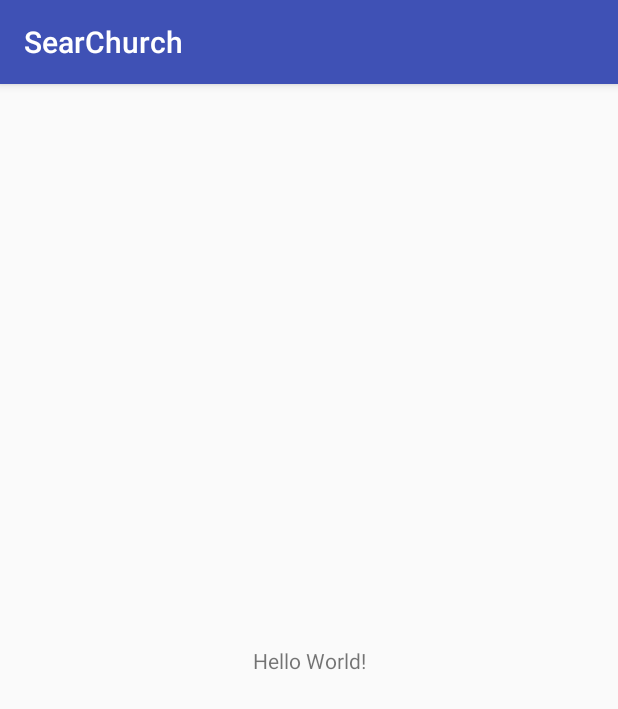
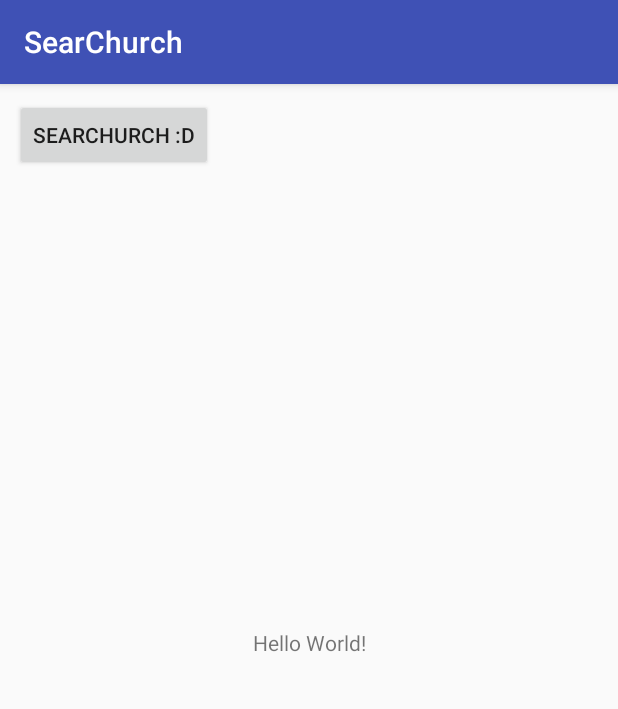
Before and after one commit to Esteban201620/SearChurch, an Android app: the screen it shows after launch (MainActivity), on a phone screen of 412 x 824 dp. Shown: the top 709 px of the screen. Run offline under Robolectric (Android 15) with nearby library versions, the phone set to English and light mode, and no system bars.

Commit message:
Commit 5

```diff
--- a/app/src/main/java/com/udistrital/marlonestebanosoriorico/searchurch/MainActivity.java
+++ b/app/src/main/java/com/udistrital/marlonestebanosoriorico/searchurch/MainActivity.java
@@ -1,13 +1,27 @@
 package com.udistrital.marlonestebanosoriorico.searchurch;
 
+import android.content.Intent;
 import android.support.v7.app.AppCompatActivity;
 import android.os.Bundle;
+import android.view.View;
+import android.widget.Button;
 
 public class MainActivity extends AppCompatActivity {
+    private Button Searchurch;
+    @Override
 
-    @Override
     protected void onCreate(Bundle savedInstanceState) {
+        Controlador.inicializarBD();
+
         super.onCreate(savedInstanceState);
         setContentView(R.layout.activity_main);
+        Searchurch=(Button)findViewById(R.id.searchurch);
+        Searchurch.setOnClickListener(new View.OnClickListener() {
+            @Override
+            public void onClick(View arg0) {
+                Intent intent =new Intent(MainActivity.this,Ubicacion.class);
+                startActivity(intent);
+            }
+        });
     }
 }
--- a/app/src/main/java/com/udistrital/marlonestebanosoriorico/searchurch/Ubicacion.java
+++ b/app/src/main/java/com/udistrital/marlonestebanosoriorico/searchurch/Ubicacion.java
@@ -37,6 +37,7 @@ public class Ubicacion extends FragmentActivity implements OnMapReadyCallback {
      */
     @Override
     public void onMapReady(GoogleMap googleMap) {
+        Iglesia miIglesia;
         mMap = googleMap;
         mMap.setMapType(GoogleMap.MAP_TYPE_NORMAL);
         UiSettings uisettings= mMap.getUiSettings();
--- a/app/src/main/res/layout/activity_main.xml
+++ b/app/src/main/res/layout/activity_main.xml
@@ -5,6 +5,10 @@
     xmlns:app="http://schemas.android.com/apk/res-auto"
     android:layout_width="match_parent"
     android:layout_height="match_parent"
+    android:paddingBottom="15pt"
+    android:paddingLeft="15px"
+    android:paddingRight="15px"
+    android:paddingTop="15px"
     tools:context="com.udistrital.marlonestebanosoriorico.searchurch.MainActivity">
 
     <TextView
@@ -16,4 +20,12 @@
         app:layout_constraintRight_toRightOf="parent"
         app:layout_constraintTop_toTopOf="parent" />
 
+    <Button
+        android:id="@+id/searchurch"
+        android:layout_width="wrap_content"
+        android:layout_height="wrap_content"
+        android:text="Searchurch :D"
+        tools:layout_editor_absoluteX="220dp"
+        tools:layout_editor_absoluteY="420dp" />
+
 </android.support.constraint.ConstraintLayout>
```
